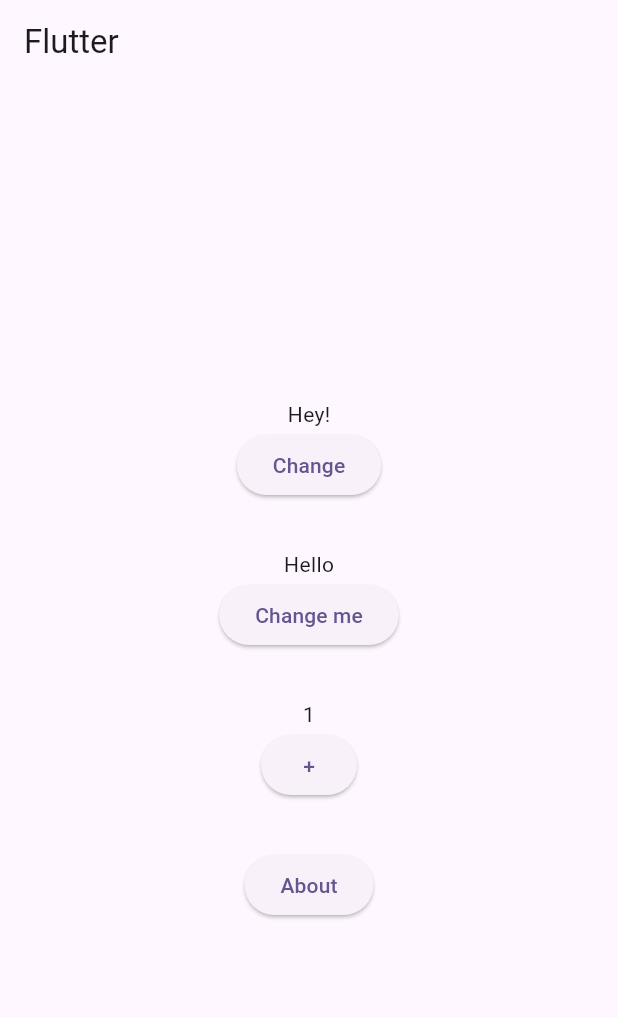
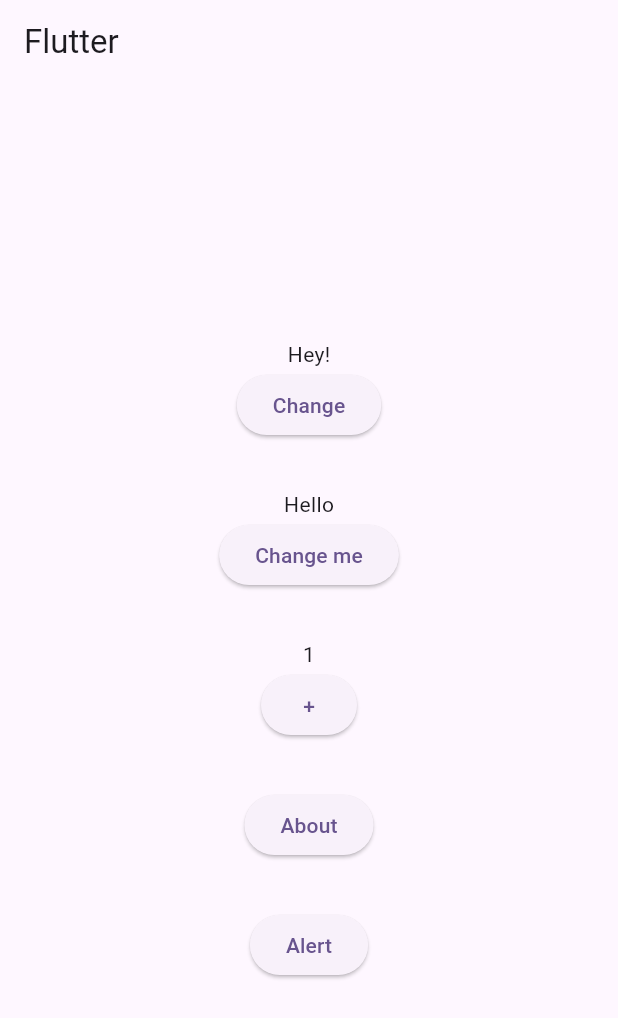
Before and after one commit to hamstag/flutter_minimalists, a Flutter app: the screen it shows after launch, after a tap on "Change", on a phone screen of 412 x 824 dp. Shown: the top 1018 px of the screen. Run offline on Flutter 3.47's test engine with Material 3 defaults, Android fonts, the phone set to English and light mode, and no system bars; our stand-ins replace get_it.

Commit message:
add: dialog service

```diff
--- a/lib/pages/home/home_page.dart
+++ b/lib/pages/home/home_page.dart
@@ -1,6 +1,7 @@
 import 'package:flutter/material.dart';
 import 'package:flutter_minimalists/pages/about/about_page.dart';
 import 'package:flutter_minimalists/pages/home/home_page_manager.dart';
+import 'package:flutter_minimalists/services/dialog_service.dart';
 import 'package:flutter_minimalists/services/navigation_service.dart';
 import 'package:flutter_minimalists/services/service_locator.dart';
 
@@ -89,6 +90,11 @@ class _HomePageState extends State<HomePage> {
               },
               child: const Text("About"),
             ),
+            const VerticalDivider(indent: 32),
+            ElevatedButton(
+              onPressed: () => DialogService.get().alert(),
+              child: const Text("Alert"),
+            ),
           ],
         ),
       ),
--- /dev/null
+++ b/lib/services/dialog_service.dart
@@ -0,0 +1,34 @@
+import 'package:flutter/material.dart';
+import 'package:flutter_minimalists/services/navigation_service.dart';
+import 'package:flutter_minimalists/services/service_locator.dart';
+
+class DialogService {
+  static DialogService get() => getIt<DialogService>();
+
+  final BuildContext context =
+      NavigationService.get().navigatorKey.currentState!.overlay!.context;
+
+  Future<void> alert() async {
+    return showDialog<void>(
+      context: context,
+      barrierDismissible: false,
+      builder: (context) => AlertDialog(
+        title: const Text("AlertDialog Title"),
+        content: const SingleChildScrollView(
+          child: ListBody(
+            children: <Widget>[
+              Text('This is a demo alert dialog.'),
+              Text('Would you like to approve of this message?'),
+            ],
+          ),
+        ),
+        actions: <Widget>[
+          TextButton(
+            child: const Text('Approve'),
+            onPressed: () => NavigationService.get().pop(),
+          ),
+        ],
+      ),
+    );
+  }
+}
--- a/lib/services/service_locator.dart
+++ b/lib/services/service_locator.dart
@@ -1,4 +1,5 @@
 import 'package:flutter_minimalists/pages/home/home_page_manager.dart';
+import 'package:flutter_minimalists/services/dialog_service.dart';
 import 'package:flutter_minimalists/services/navigation_service.dart';
 import 'package:get_it/get_it.dart';
 
@@ -6,5 +7,6 @@ final getIt = GetIt.instance;
 
 void setupServiceLocator() {
   getIt.registerLazySingleton(() => NavigationService());
+  getIt.registerLazySingleton(() => DialogService());
   getIt.registerLazySingleton(() => HomePageManager());
 }
```
